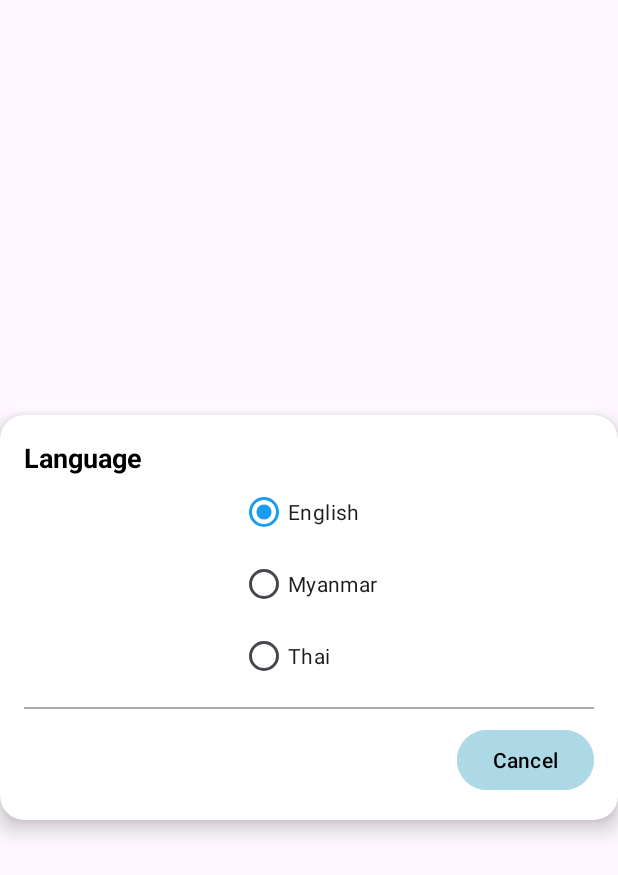
After one commit to xeinlin/News-App, an Android app: the layout dialog_language.xml on its own in the app's theme, with its tools: preview values and no code run, on a phone screen of 412 x 824 dp. The commit adds this screen. Shown: the top 875 px of the screen. Run offline under Robolectric (Android 15) with nearby library versions, the phone set to English and light mode, and no system bars; Roboto replaces fonts that are not available here.

Commit message:
App complete

```diff
--- a/app/src/main/res/drawable/round_button.xml
+++ /dev/null
@@ -1,6 +0,0 @@
-<!-- res/drawable/round_button.xml -->
-<shape xmlns:android="http://schemas.android.com/apk/res/android">
-    <solid android:color="#1EAB96" /> <!-- Background color of the button -->
-    <corners android:radius="50dp" />   <!-- Adjust radius to make it fully round -->
-    <padding android:left="16dp" android:top="8dp" android:right="16dp" android:bottom="8dp" />
-</shape>
--- a/app/src/main/res/layout/activity_news.xml
+++ b/app/src/main/res/layout/activity_news.xml
@@ -60,7 +60,7 @@
     <com.google.android.material.bottomnavigation.BottomNavigationView
         android:id="@+id/bottomNavigationView"
         android:layout_width="match_parent"
-        android:layout_height="67dp"
+        android:layout_height="74dp"
         android:background="@color/white_gray_background"
         app:itemActiveIndicatorStyle="@style/App.Custom.Indicator"
         app:itemIconTint="@color/Icon_color"
--- /dev/null
+++ b/app/src/main/res/layout/dialog_language.xml
@@ -0,0 +1,87 @@
+<?xml version="1.0" encoding="utf-8"?>
+<androidx.cardview.widget.CardView xmlns:android="http://schemas.android.com/apk/res/android"
+    xmlns:app="http://schemas.android.com/apk/res-auto"
+    xmlns:tools="http://schemas.android.com/tools"
+    android:layout_width="wrap_content"
+    android:layout_height="wrap_content"
+    android:layout_gravity="center"
+    android:background="@color/background_color"
+    app:cardCornerRadius="16dp"
+    app:cardElevation="8dp">
+
+    <androidx.constraintlayout.widget.ConstraintLayout
+        android:layout_width="match_parent"
+        android:layout_height="wrap_content"
+        android:padding="16dp">
+
+        <!-- Language Headline -->
+        <TextView
+            android:id="@+id/language_headline"
+            android:layout_width="wrap_content"
+            android:layout_height="wrap_content"
+            android:text="@string/language"
+            android:textColor="@color/text_color"
+            android:textSize="18sp"
+            android:textStyle="bold"
+            app:layout_constraintStart_toStartOf="parent"
+            app:layout_constraintTop_toTopOf="parent" />
+
+        <!-- Radio Buttons for Language Selection -->
+        <RadioGroup
+            android:id="@+id/language_radio_group"
+            android:layout_width="match_parent"
+            android:layout_height="wrap_content"
+            android:orientation="vertical"
+            app:layout_constraintEnd_toEndOf="parent"
+            app:layout_constraintStart_toStartOf="parent"
+            app:layout_constraintTop_toBottomOf="@id/language_headline">
+
+            <RadioButton
+                android:id="@+id/radio_english"
+                android:layout_width="wrap_content"
+                android:layout_height="wrap_content"
+                android:checked="true"
+                android:text="@string/english"
+                tools:ignore="TouchTargetSizeCheck" />
+
+            <RadioButton
+                android:id="@+id/radio_myanmar"
+                android:layout_width="wrap_content"
+                android:layout_height="wrap_content"
+                android:text="@string/myanmar"
+                tools:ignore="TouchTargetSizeCheck" />
+
+            <RadioButton
+                android:id="@+id/radio_thai"
+                android:layout_width="wrap_content"
+                android:layout_height="wrap_content"
+                android:text="@string/thai"
+                tools:ignore="TouchTargetSizeCheck" />
+        </RadioGroup>
+
+        <!-- Divider -->
+        <View
+            android:id="@+id/divider"
+            android:layout_width="match_parent"
+            android:layout_height="1dp"
+            android:layout_marginTop="10dp"
+            android:background="@android:color/darker_gray"
+            app:layout_constraintEnd_toEndOf="parent"
+            app:layout_constraintStart_toStartOf="parent"
+            app:layout_constraintTop_toBottomOf="@id/language_radio_group" />
+
+        <!-- Cancel Button -->
+        <Button
+            android:id="@+id/cancel_button"
+            android:layout_width="wrap_content"
+            android:layout_height="wrap_content"
+            android:layout_marginTop="10dp"
+            android:backgroundTint="@color/indicator"
+            android:text="@string/cancel"
+            android:textColor="@color/text_color"
+            app:layout_constraintBottom_toBottomOf="parent"
+            app:layout_constraintEnd_toEndOf="parent"
+            app:layout_constraintTop_toBottomOf="@id/divider" />
+
+    </androidx.constraintlayout.widget.ConstraintLayout>
+</androidx.cardview.widget.CardView>
--- a/app/src/main/res/layout/item_error.xml
+++ b/app/src/main/res/layout/item_error.xml
@@ -31,7 +31,7 @@
             android:layout_height="wrap_content"
             android:layout_margin="16dp"
             android:layout_weight="1"
-            android:background="@drawable/round_button"
+            android:backgroundTint="@color/indicator"
             android:text="@string/retry"
             android:textColor="@color/text_color"
             tools:ignore="VisualLintButtonSize" />
--- a/app/src/main/res/values-night/app_themes.xml
+++ b/app/src/main/res/values-night/app_themes.xml
@@ -1,11 +1,16 @@
 <?xml version="1.0" encoding="utf-8"?>
 <resources>
     <!-- My App Dark theme -->
-    <style name="MyDarkTheme" parent="Theme.AppCompat.DayNight.NoActionBar">
+    <style name="MyDarkTheme" parent="Theme.Material3.DayNight.NoActionBar">
         <!-- Customize your dark theme here -->
-        <item name="colorPrimary">@color/white</item>
-        <item name="colorPrimaryDark">@color/black</item>
-        <item name="colorAccent">@color/slate_gray</item>
+        <!-- Primary colors -->
+        <item name="colorPrimary">@color/aqua</item> <!--notibar-->
+        <item name="colorPrimaryContainer">@color/_light_green</item>
+        <item name="colorPrimaryDark">#242424</item>
+
+        <!-- Secondary colors -->
+        <item name="colorSecondary">@color/aqua</item>
+        <item name="colorOnSecondary">@color/cadet_blue</item>
         <!-- Other theme attributes -->
     </style>
 </resources>
--- a/app/src/main/res/values-night/colors.xml
+++ b/app/src/main/res/values-night/colors.xml
@@ -1,7 +1,7 @@
 <?xml version="1.0" encoding="utf-8"?>
 <resources xmlns:tools="http://schemas.android.com/tools">
 
-    <color name="background_color" tools:ignore="MissingDefaultResource">#121212</color> <!-- Night background -->
+    <color name="background_color" tools:ignore="MissingDefaultResource">#242424</color> <!-- Night background -->
     <color name="text_color" tools:ignore="MissingDefaultResource">#FFFFFF</color> <!-- Light text -->
     <color name="Icon_color">@color/white_smoke</color> <!-- Night Icon -->
     <color name="white_gray_background" tools:ignore="MissingDefaultResource">#333333</color> <!-- Night Gray background -->
--- a/app/src/main/res/values/app_themes.xml
+++ b/app/src/main/res/values/app_themes.xml
@@ -1,11 +1,16 @@
 <?xml version="1.0" encoding="utf-8"?>
 <resources>
     <!-- My App Light theme -->
-    <style name="MyDarkTheme" parent="Theme.AppCompat.DayNight.NoActionBar">
+    <style name="MyDarkTheme" parent="Theme.Material3.DayNight.NoActionBar">
         <!-- Customize your Light theme here -->
-        <item name="colorPrimary">@color/white</item>
-        <item name="colorPrimaryDark">@color/black</item>
-        <item name="colorAccent">@color/light_slate_gray</item>
+        <!-- Primary colors -->
+        <item name="colorPrimary">@color/blue</item>
+        <item name="colorPrimaryContainer">@color/dark_gray</item>
+        <item name="colorPrimaryDark">@color/white</item>
+
+        <!-- Secondary colors -->
+        <item name="colorSecondary">@color/blue</item>
+        <item name="colorOnSecondary">@color/teal</item>
         <!-- Other theme attributes -->
     </style>
 </resources>
--- a/app/src/main/res/values/colors.xml
+++ b/app/src/main/res/values/colors.xml
@@ -201,7 +201,7 @@
     <color name="background_color">#FFFFFF</color> <!-- Light background -->
     <color name="text_color">#000000</color> <!-- Dark text -->
     <color name="Icon_color">@color/softer_black</color> <!-- Light Icon -->
-    <color name="white_gray_background">#F5F5F5</color> <!-- Light Gray background -->
+    <color name="white_gray_background">#EBECEF</color> <!-- Light Gray background -->
     <color name="indicator">#ADD8E6</color> <!-- Light background for indicator -->
 
 </resources>
```
Also changed, not shown: app/src/main/java/com/heinlin/thenewsapp/NewsActivity.kt (+15 -0 lines), app/src/main/java/com/heinlin/thenewsapp/helper/MyFirebaseMessagingService.kt (added, +75 -0 lines), app/src/main/java/com/heinlin/thenewsapp/helper/PreferenceManager.kt (added, +79 -0 lines), app/src/main/java/com/heinlin/thenewsapp/ui/fragments/ArticleFragment.kt (+12 -0 lines), app/src/main/java/com/heinlin/thenewsapp/ui/fragments/SettingsFragment.kt (+43 -46 lines), app/src/main/res/layout/fragment_setting.xml (+12 -4 lines), app/src/main/res/values/strings.xml (+25 -18 lines), app/src/main/res/drawable/darkmode.png, app/src/main/res/drawable/version.png (added), 2 other files.
